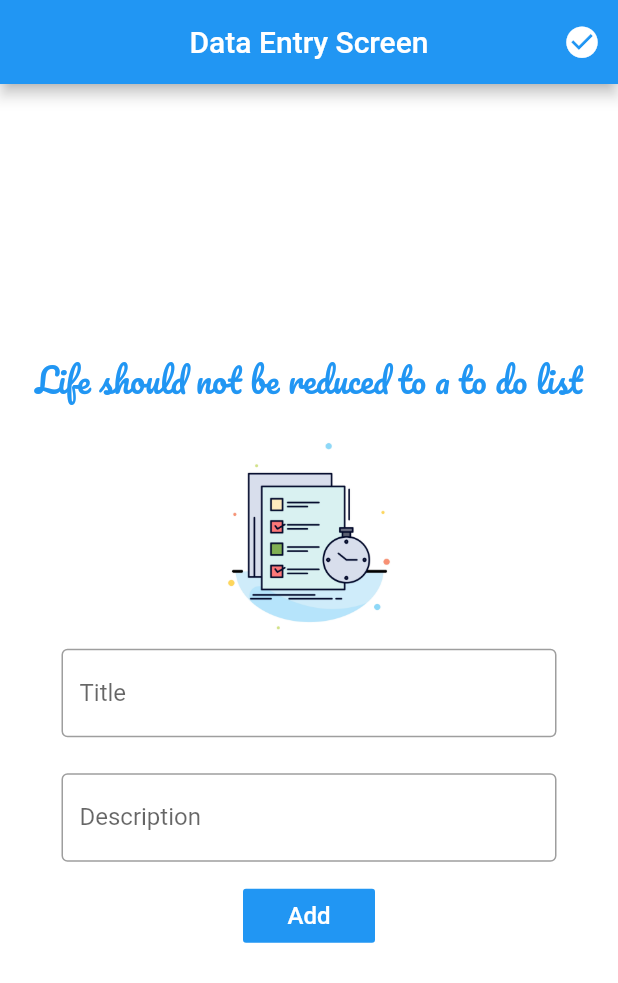
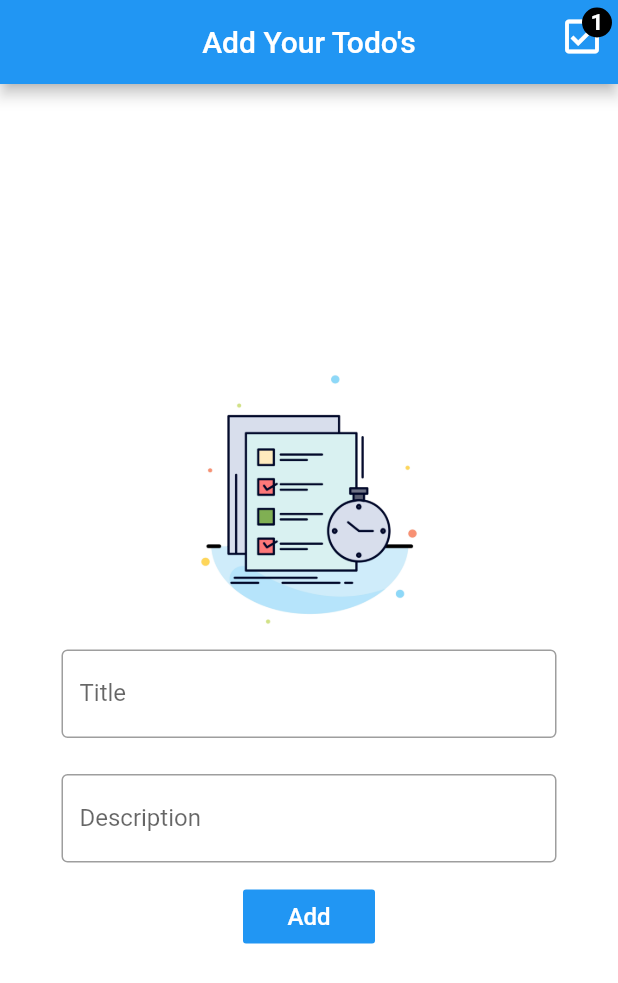
Before and after one commit to thesheerazali/TodoApp_Flutter, a Flutter app: the screen it shows after launch, after a tap on "Add", on a phone screen of 412 x 824 dp. Shown: the top 983 px of the screen. Run offline on Flutter 3.47's test engine with Material 2 defaults, Android fonts, the phone set to English and light mode, and no system bars.

Commit message:
fully implement provider state management

```diff
--- /dev/null
+++ b/lib/components/todos_count_button.dart
@@ -0,0 +1,52 @@
+import 'package:flutter/material.dart';
+import 'package:provider/provider.dart';
+
+import '../pages/todos_list_page.dart';
+import '../providers/todo_list_provider.dart';
+
+class TodosCountButton extends StatelessWidget {
+  const TodosCountButton({
+    Key? key,
+  }) : super(key: key);
+
+  @override
+  Widget build(BuildContext context) {
+    return Stack(
+      //  alignment: Alignment.topRight,
+      children: [
+        IconButton(
+          icon: const Icon(
+            Icons.check_box_outlined,
+            size: 30,
+          ),
+          onPressed: () {
+            Navigator.pushNamed(context, TodoListPage.routeName);
+          },
+        ),
+        Padding(
+          padding: const EdgeInsets.only(left: 24, top: 5),
+          child: Container(
+            height: 20,
+            width: 20,
+            decoration: const BoxDecoration(
+              color: Colors.black,
+              shape: BoxShape.circle,
+            ),
+            child: Center(
+              child: Consumer<TodoListProvider>(
+                builder: (context, value, child) => Text(
+                  value.todoList.length.toString(),
+                  style: const TextStyle(
+                    fontWeight: FontWeight.bold,
+                    fontSize: 15,
+                    // color: Colors.blueGrey,
+                  ),
+                ),
+              ),
+            ),
+          ),
+        )
+      ],
+    );
+  }
+}
--- a/lib/data/todos.dart
+++ /dev/null
@@ -1,6 +0,0 @@
-
-import '../models/todo.dart';
-
-class Todos {
-  static List<TodoItem> todos = [];
-}
--- a/lib/main.dart
+++ b/lib/main.dart
@@ -1,8 +1,10 @@
 import 'package:flutter/material.dart';
+import 'package:provider/provider.dart';
 import 'package:todolist/pages/splash_screen.dart';
 
 import 'pages/data_input_screen.dart';
 import 'pages/todos_list_page.dart';
+import 'providers/todo_list_provider.dart';
 
 void main() {
   runApp(const MyApp());
@@ -14,7 +16,10 @@ class MyApp extends StatelessWidget {
   // This widget is the root of your application.
   @override
   Widget build(BuildContext context) {
-    return MaterialApp(
+    return ChangeNotifierProvider(
+      create: (context) => TodoListProvider(),
+
+  child:  MaterialApp(
         debugShowCheckedModeBanner: false,
         title: 'Flutter Demo',
         theme: ThemeData(
@@ -25,6 +30,6 @@ class MyApp extends StatelessWidget {
           SplashScreen.routeName: (context) => const SplashScreen(),
           DataInputScreen.routeName: (context) => DataInputScreen(),
           TodoListPage.routeName: (context) => const TodoListPage(),
-        });
+        }));
   }
 }
--- a/lib/pages/data_input_screen.dart
+++ b/lib/pages/data_input_screen.dart
@@ -1,10 +1,13 @@
 // ignore_for_file: deprecated_member_use
 
 import 'package:flutter/material.dart';
+import 'package:provider/provider.dart';
 
+import '../components/todos_count_button.dart';
 import '../constants/images.dart';
-import '../data/todos.dart';
+
 import '../models/todo.dart';
+import '../providers/todo_list_provider.dart';
 import 'todos_list_page.dart';
 
 class DataInputScreen extends StatefulWidget {
@@ -29,16 +32,16 @@ class _DataInputScreenState extends State<DataInputScreen> {
   }
 
   // method to add todoItem in todo list
-  void addToTodos() {
-    TodoItem newTask = TodoItem(
-      id: Todos.todos.length,
-      title: _titleFieldController.text,
-      description: _descriptionFieldController.text,
-      isCompleted: false,
-    );
+  // void addToTodos() {
+  //   TodoItem newTask = TodoItem(
+  //     id: Todos.todos.length,
+  //     title: _titleFieldController.text,
+  //     description: _descriptionFieldController.text,
+  //     isCompleted: false,
+  //   );
 
-    Todos.todos.add(newTask);
-  }
+  //   Todos.todos.add(newTask);
+  // }
 
   @override
   Widget build(BuildContext context) {
@@ -47,33 +50,16 @@ class _DataInputScreenState extends State<DataInputScreen> {
       appBar: AppBar(
         // backgroundColor: Colors.black,
         centerTitle: true,
-        title: const Text('Data Entry Screen'),
-        actions: [
-          IconButton(
-            onPressed: () {
-              Navigator.pushNamed(context, TodoListPage.routeName);
-            },
-            icon: const Icon(Icons.check_circle),
-            iconSize: 25,
-          ),
+        title: const Text('Add Your Todo\'s'),
+        actions: const [
+         TodosCountButton(),
         ],
       ),
       body: Column(
         mainAxisAlignment: MainAxisAlignment.center,
         children: [
-          const Text(
-            'Life should not be reduced to a to do list',
-            style: TextStyle(
-              fontSize: 22,
-              fontFamily: 'Pacifico',
-              color: Colors.blue,
-            ),
-          ),
-          SizedBox(
-            height: 10,
-          ),
           Center(
-            child: Image.asset(Images.dataimage, width: 150),
+            child: Image.asset(Images.dataimage, width: 200),
           ),
           SizedBox(
             width: 330,
@@ -99,7 +85,17 @@ class _DataInputScreenState extends State<DataInputScreen> {
             child: FlatButton(
               color: Colors.blue,
               onPressed: () {
-                addToTodos();
+                TodoItem newTask = TodoItem(
+                  id: Provider.of<TodoListProvider>(context, listen: false)
+                      .todoList
+                      .length,
+                  title: _titleFieldController.text,
+                  isCompleted: false,
+                  description: _descriptionFieldController.text,
+                );
+                Provider.of<TodoListProvider>(context, listen: false)
+                    .addTodo(newTask: newTask);
+
                 _descriptionFieldController.clear();
                 _titleFieldController.clear();
               },
@@ -108,7 +104,7 @@ class _DataInputScreenState extends State<DataInputScreen> {
                 style: TextStyle(fontSize: 16, color: Colors.white),
               ),
             ),
-          )
+          ),
         ],
       ),
     );
--- /dev/null
+++ b/lib/providers/todo_list_provider.dart
@@ -0,0 +1,17 @@
+import 'package:flutter/material.dart';
+
+
+import '../models/todo.dart';
+
+class TodoListProvider with ChangeNotifier {
+  final List<TodoItem> _todos = [];
+
+  void addTodo({required TodoItem newTask}) {
+    _todos.add(newTask);
+    notifyListeners();
+  }
+
+  List<TodoItem> get todoList {
+    return _todos;
+  }
+}
--- a/pubspec.yaml
+++ b/pubspec.yaml
@@ -34,6 +34,7 @@ dependencies:
   # The following adds the Cupertino Icons font to your application.
   # Use with the CupertinoIcons class for iOS style icons.
   cupertino_icons: ^1.0.2
+  provider: ^6.0.3
 
 dev_dependencies:
   flutter_test:
```
Also changed, not shown: lib/pages/todos_list_page.dart (+31 -16 lines), pubspec.lock, 1 other file.
